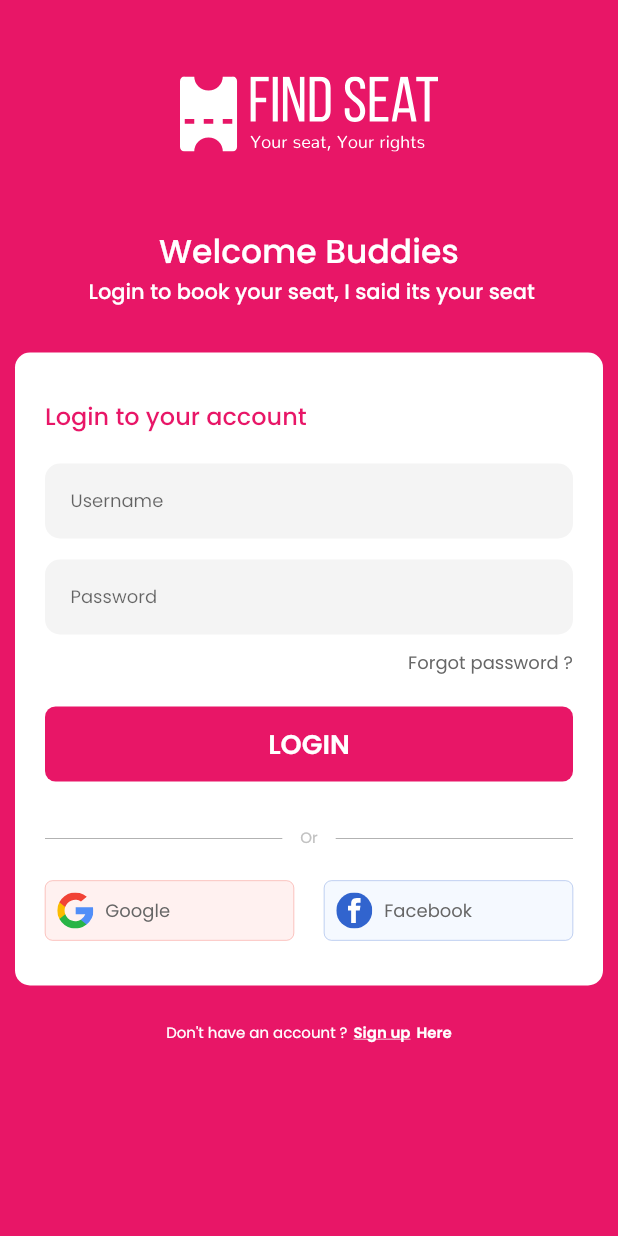
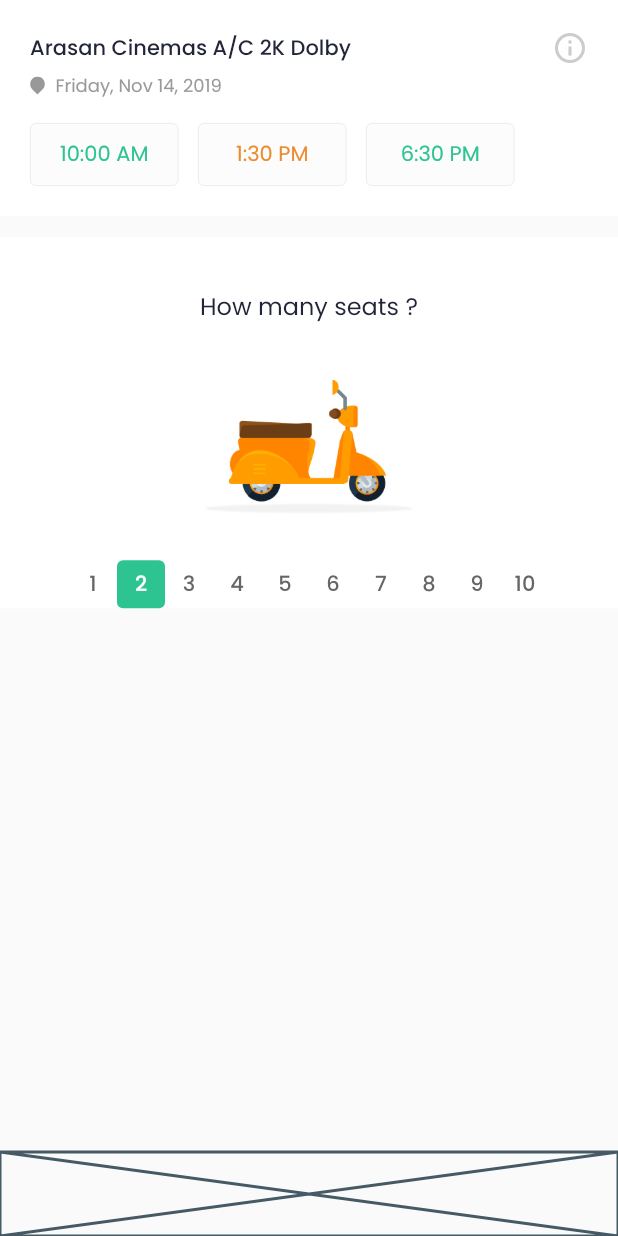
Before and after one commit to KhoaSuperman/findseat, a Flutter app: the screen it shows after launch, on a phone screen of 412 x 824 dp. Run offline on Flutter 3.47's test engine with Material 2 defaults, Android fonts, the phone set to English and light mode, and no system bars; our stand-ins replace dotted_border, flutter_svg, google_maps_flutter.

Commit message:
[BookSeatType] basically add cine time slot, add WidgetNumberSeatPicker in widget_how_many_seats

```diff
--- a/lib/main.dart
+++ b/lib/main.dart
@@ -26,7 +26,7 @@ class MyApp extends StatelessWidget {
         fontFamily: 'Poppins',
       ),
       onGenerateRoute: Router.generateRoute,
-      initialRoute: Router.LOGIN,
+      initialRoute: Router.BOOK_SEAT_TYPE,
     );
   }
 }
--- a/lib/presentation/router.dart
+++ b/lib/presentation/router.dart
@@ -1,5 +1,6 @@
 import 'package:find_seat/presentation/screen/all_shows/barrel_all_shows.dart';
 import 'package:find_seat/presentation/screen/booking/barrel_booking.dart';
+import 'package:find_seat/presentation/screen/booking/book_seat_type/barrel_book_seat_type.dart';
 import 'package:find_seat/presentation/screen/login/sc_login.dart';
 import 'package:find_seat/presentation/screen/show_info/barrel_show_info.dart';
 import 'package:flutter/material.dart';
@@ -31,6 +32,8 @@ class Router {
         return MaterialPageRoute(builder: (_) => ShowInfoScreen());
       case BOOK_TIME_SLOT:
         return MaterialPageRoute(builder: (_) => BookTimeSlotScreen());
+      case BOOK_SEAT_TYPE:
+        return MaterialPageRoute(builder: (_) => BookSeatTypeScreen());
       default:
         return MaterialPageRoute(
             builder: (_) => Scaffold(
--- /dev/null
+++ b/lib/presentation/screen/booking/book_seat_type/barrel_book_seat_type.dart
@@ -0,0 +1,2 @@
+export 'sc_book_seat_type.dart';
+export 'widget_how_many_seats.dart';
--- /dev/null
+++ b/lib/presentation/screen/booking/book_seat_type/sc_book_seat_type.dart
@@ -0,0 +1,63 @@
+import 'package:find_seat/presentation/common_widgets/barrel_common_widgets.dart';
+import 'package:find_seat/presentation/screen/booking/barrel_booking.dart';
+import 'package:find_seat/presentation/screen/booking/book_seat_type/barrel_book_seat_type.dart';
+import 'package:find_seat/utils/my_const/my_const.dart';
+import 'package:flutter/material.dart';
+
+class BookSeatTypeScreen extends StatefulWidget {
+  @override
+  _BookSeatTypeScreenState createState() => _BookSeatTypeScreenState();
+}
+
+class _BookSeatTypeScreenState extends State<BookSeatTypeScreen> {
+  ItemCineTimeSlot _itemCineTimeSlot;
+
+  @override
+  void initState() {
+    _itemCineTimeSlot = ItemCineTimeSlot(
+        'Arasan Cinemas A/C 2K Dolby', 'Friday, Nov 14, 2019', '', [
+      ItemTimeSlot('10:00 AM', 10, true),
+      ItemTimeSlot('1:30 PM', 13, true),
+      ItemTimeSlot('6:30 PM', 6, true),
+    ]);
+
+    super.initState();
+  }
+
+  @override
+  Widget build(BuildContext context) {
+    return SafeArea(
+      child: Scaffold(
+        body: Container(
+          child: Stack(
+            fit: StackFit.expand,
+            children: <Widget>[
+              SingleChildScrollView(
+                child: Column(
+                  mainAxisSize: MainAxisSize.min,
+                  children: <Widget>[
+                    WidgetCineTimeSlot(_itemCineTimeSlot),
+                    WidgetSpacer(height: 14),
+                    WidgetHowManySeats(),
+                  ],
+                ),
+              ),
+              _buildBtnSelectSeat(),
+            ],
+          ),
+        ),
+      ),
+    );
+  }
+
+  _buildBtnSelectSeat() {
+    return Positioned(
+      left: 0,
+      right: 0,
+      bottom: 0,
+      child: Placeholder(
+        fallbackHeight: 56,
+      ),
+    );
+  }
+}
--- /dev/null
+++ b/lib/presentation/screen/booking/book_seat_type/widget_how_many_seats.dart
@@ -0,0 +1,81 @@
+import 'package:find_seat/presentation/common_widgets/barrel_common_widgets.dart';
+import 'package:find_seat/utils/my_const/my_const.dart';
+import 'package:flutter/material.dart';
+
+class WidgetHowManySeats extends StatefulWidget {
+  @override
+  _WidgetHowManySeatsState createState() => _WidgetHowManySeatsState();
+}
+
+class _WidgetHowManySeatsState extends State<WidgetHowManySeats> {
+  @override
+  Widget build(BuildContext context) {
+    return Container(
+      width: double.infinity,
+      color: COLOR_CONST.WHITE,
+      child: Column(
+        mainAxisSize: MainAxisSize.min,
+        children: <Widget>[
+          WidgetSpacer(height: 34),
+          Text('How many seats ?', style: FONT_CONST.REGULAR_BLUE_16),
+          WidgetSpacer(height: 37),
+          Image.asset('images/motor_bike.png', height: 90.57),
+          WidgetSpacer(height: 30),
+          _WidgetNumberSeatPicker(),
+        ],
+      ),
+    );
+  }
+}
+
+class _WidgetNumberSeatPicker extends StatefulWidget {
+  @override
+  __WidgetNumberSeatPickerState createState() =>
+      __WidgetNumberSeatPickerState();
+}
+
+class __WidgetNumberSeatPickerState extends State<_WidgetNumberSeatPicker> {
+  List<int> seats = List<int>.generate(10, (index) => index + 1);
+
+  int _selectedIndex = 1;
+
+  @override
+  Widget build(BuildContext context) {
+    return Container(
+      height: 32,
+      child: ListView.builder(
+        physics: BouncingScrollPhysics(),
+        scrollDirection: Axis.horizontal,
+        shrinkWrap: true,
+        itemBuilder: (context, index) {
+          var isSelected = _selectedIndex == index;
+          var boxColor = isSelected ? COLOR_CONST.GREEN : Colors.transparent;
+          var textColor = isSelected ? COLOR_CONST.WHITE : COLOR_CONST.GRAY4;
+
+          return GestureDetector(
+            onTap: () {
+              setState(() {
+                _selectedIndex = index;
+              });
+            },
+            child: Container(
+              width: 32,
+              height: 32,
+              decoration: BoxDecoration(
+                color: boxColor,
+                borderRadius: BorderRadius.circular(4),
+              ),
+              child: Center(
+                child: Text(
+                  seats[index].toString(),
+                  style: FONT_CONST.MEDIUM_WHITE_14.copyWith(color: textColor),
+                ),
+              ),
+            ),
+          );
+        },
+        itemCount: seats.length,
+      ),
+    );
+  }
+}
--- /dev/null
+++ b/lib/presentation/screen/booking/book_seat_type/widget_seat_type.dart
@@ -0,0 +1,15 @@
+import 'package:flutter/material.dart';
+
+class WidgetSeatType extends StatefulWidget {
+  @override
+  _WidgetSeatTypeState createState() => _WidgetSeatTypeState();
+}
+
+class _WidgetSeatTypeState extends State<WidgetSeatType> {
+  @override
+  Widget build(BuildContext context) {
+    return Placeholder(
+      fallbackHeight: 650,
+    );
+  }
+}
--- a/lib/utils/my_const/FONT_CONST.dart
+++ b/lib/utils/my_const/FONT_CONST.dart
@@ -59,6 +59,7 @@ class FONT_CONST {
 
   static final REGULAR_BLUE = REGULAR.copyWith(color: COLOR_CONST.BLUE);
   static final REGULAR_BLUE_14 = REGULAR_BLUE.copyWith(fontSize: 14);
+  static final REGULAR_BLUE_16 = REGULAR_BLUE.copyWith(fontSize: 16);
 
   //MEDIUM
   static final MEDIUM_WHITE = MEDIUM.copyWith(color: COLOR_CONST.WHITE);
```
Also changed, not shown: images/motor_bike.png (added).
